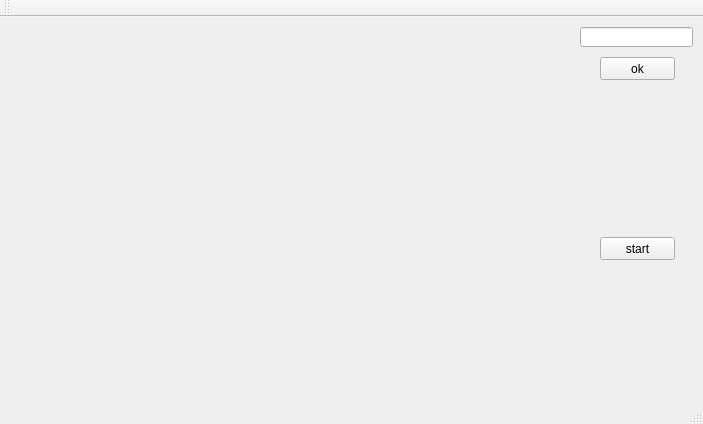
First picture: the form in qt/checkers/mainwindow.ui, repository romaincarlsen/EtudesPratiques, before the edit.
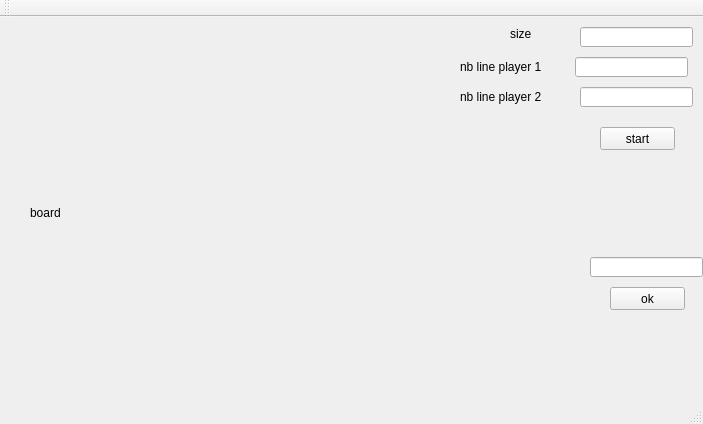
Second picture: the form after the edit.

```diff
--- a/qt/checkers/mainwindow.ui
+++ b/qt/checkers/mainwindow.ui
@@ -17,8 +17,8 @@
    <widget class="QPushButton" name="ok">
     <property name="geometry">
      <rect>
-      <x>600</x>
-      <y>40</y>
+      <x>610</x>
+      <y>270</y>
       <width>75</width>
       <height>23</height>
      </rect>
@@ -30,8 +30,8 @@
    <widget class="QLineEdit" name="input">
     <property name="geometry">
      <rect>
-      <x>580</x>
-      <y>10</y>
+      <x>590</x>
+      <y>240</y>
       <width>113</width>
       <height>20</height>
      </rect>
@@ -41,7 +41,7 @@
     <property name="geometry">
      <rect>
       <x>600</x>
-      <y>220</y>
+      <y>110</y>
       <width>75</width>
       <height>23</height>
      </rect>
@@ -50,6 +50,88 @@
      <string>start</string>
     </property>
    </widget>
+   <widget class="QLineEdit" name="size_tb">
+    <property name="geometry">
+     <rect>
+      <x>580</x>
+      <y>10</y>
+      <width>113</width>
+      <height>20</height>
+     </rect>
+    </property>
+   </widget>
+   <widget class="QLineEdit" name="nbLineP1_tb">
+    <property name="geometry">
+     <rect>
+      <x>575</x>
+      <y>40</y>
+      <width>113</width>
+      <height>20</height>
+     </rect>
+    </property>
+   </widget>
+   <widget class="QLineEdit" name="nbLineP2_tb">
+    <property name="geometry">
+     <rect>
+      <x>580</x>
+      <y>70</y>
+      <width>113</width>
+      <height>20</height>
+     </rect>
+    </property>
+   </widget>
+   <widget class="QLabel" name="size_l">
+    <property name="geometry">
+     <rect>
+      <x>510</x>
+      <y>10</y>
+      <width>46</width>
+      <height>13</height>
+     </rect>
+    </property>
+    <property name="text">
+     <string>size</string>
+    </property>
+   </widget>
+   <widget class="QLabel" name="nbLineP1_l">
+    <property name="geometry">
+     <rect>
+      <x>460</x>
+      <y>40</y>
+      <width>101</width>
+      <height>20</height>
+     </rect>
+    </property>
+    <property name="text">
+     <string>nb line player 1</string>
+    </property>
+   </widget>
+   <widget class="QLabel" name="nbLineP2_l">
+    <property name="geometry">
+     <rect>
+      <x>460</x>
+      <y>70</y>
+      <width>101</width>
+      <height>20</height>
+     </rect>
+    </property>
+    <property name="text">
+     <string>nb line player 2</string>
+    </property>
+   </widget>
+   <widget class="QLabel" name="board_l">
+    <property name="geometry">
+     <rect>
+      <x>30</x>
+      <y>30</y>
+      <width>361</width>
+      <height>331</height>
+     </rect>
+    </property>
+    <property name="text">
+     <string>board</string>
+    </property>
+   </widget>
   </widget>
   <widget class="QMenuBar" name="menuBar">
    <property name="geometry">
```
